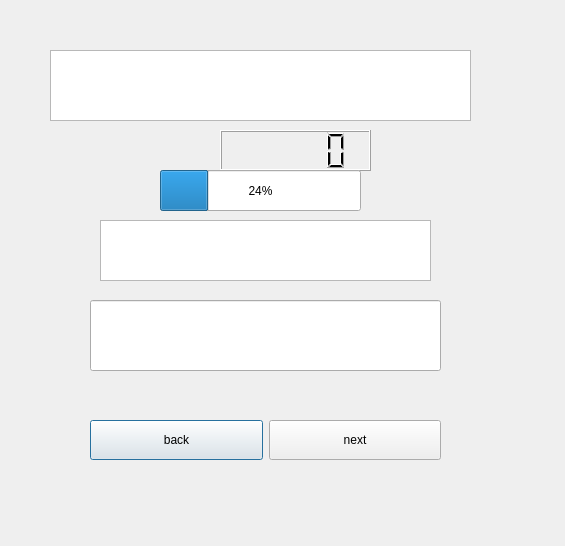
First picture: the form in client/src/ui/doubleplayerdialog_ui.ui, repository Nihileon/word-elimination, before the edit.
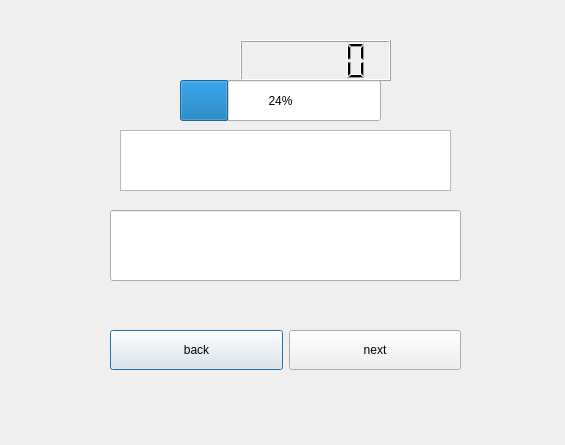
Second picture: the form after the edit. Custom widgets are drawn as their Qt base class.

Diff of the .ui file:
```diff
--- a/client/src/ui/doubleplayerdialog_ui.ui
+++ b/client/src/ui/doubleplayerdialog_ui.ui
@@ -7,7 +7,7 @@
     <x>0</x>
     <y>0</y>
     <width>565</width>
-    <height>546</height>
+    <height>445</height>
    </rect>
   </property>
   <property name="windowTitle">
@@ -16,8 +16,8 @@
   <widget class="QLCDNumber" name="countdownLcdNumber">
    <property name="geometry">
     <rect>
-     <x>220</x>
-     <y>130</y>
+     <x>240</x>
+     <y>40</y>
      <width>151</width>
      <height>41</height>
     </rect>
@@ -26,8 +26,8 @@
   <widget class="QWidget" name="horizontalLayoutWidget">
    <property name="geometry">
     <rect>
-     <x>90</x>
-     <y>400</y>
+     <x>110</x>
+     <y>310</y>
      <width>351</width>
      <height>80</height>
     </rect>
@@ -64,8 +64,8 @@
   <widget class="RadiusProgressBar" name="countdownProgressBar">
    <property name="geometry">
     <rect>
-     <x>160</x>
-     <y>170</y>
+     <x>180</x>
+     <y>80</y>
      <width>201</width>
      <height>41</height>
     </rect>
@@ -77,8 +77,8 @@
   <widget class="QtMaterialTextField" name="wordLineEdit">
    <property name="geometry">
     <rect>
-     <x>90</x>
-     <y>300</y>
+     <x>110</x>
+     <y>210</y>
      <width>351</width>
      <height>71</height>
     </rect>
@@ -90,23 +90,13 @@
   <widget class="QTextBrowser" name="wordTextBrowser">
    <property name="geometry">
     <rect>
-     <x>100</x>
-     <y>220</y>
+     <x>120</x>
+     <y>130</y>
      <width>331</width>
      <height>61</height>
     </rect>
    </property>
   </widget>
-  <widget class="QTextBrowser" name="cardTextBrowser">
-   <property name="geometry">
-    <rect>
-     <x>50</x>
-     <y>50</y>
-     <width>421</width>
-     <height>71</height>
-    </rect>
-   </property>
-  </widget>
  </widget>
  <customwidgets>
   <customwidget>
```
